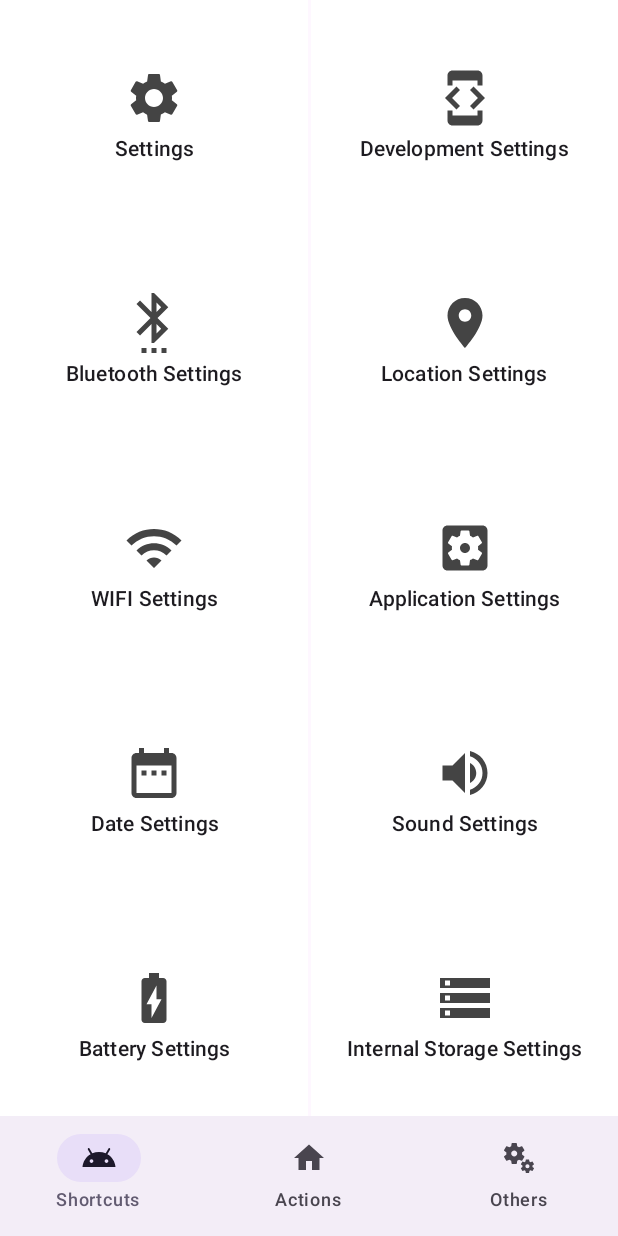
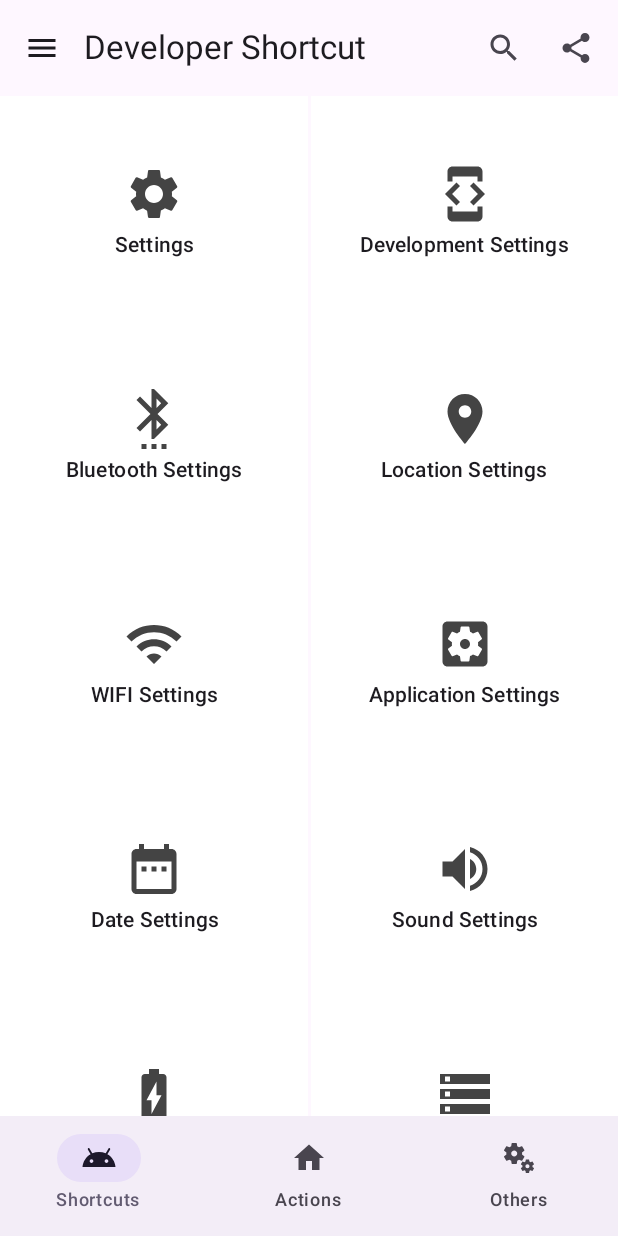
Before and after one commit to CarlosSala/DeveloperShortcuts, an Android app built with Jetpack Compose: the screen it shows after launch (MainActivity), on a phone screen of 412 x 824 dp. Run offline under Robolectric (Android 15) with nearby library versions, the phone set to English and light mode, and no system bars.

Commit message:
se agrega una TopAppBar

```diff
--- a/app/src/main/java/com/example/developershortcut/MainActivity.kt
+++ b/app/src/main/java/com/example/developershortcut/MainActivity.kt
@@ -16,6 +16,7 @@ import com.example.developershortcut.navigation.AppNavigation
 import com.example.developershortcut.navigation.AppScreens
 import com.example.developershortcut.navigation.BottomNavigationBar
 import com.example.developershortcut.navigation.SplashNavigation
+import com.example.developershortcut.navigation.TopAppBarMain
 
 
 class MainActivity : ComponentActivity() {
@@ -35,6 +36,9 @@ fun MainScreen() {
     var selectedScreen by remember { mutableStateOf<AppScreens>(AppScreens.OneScreen) }
 
     Scaffold(
+        topBar = {
+            TopAppBarMain()
+        },
         bottomBar = {
             BottomNavigationBar(selectedScreen) { screen ->
                 selectedScreen = screen
--- /dev/null
+++ b/app/src/main/java/com/example/developershortcut/navigation/TopAppBarMain.kt
@@ -0,0 +1,57 @@
+package com.example.developershortcut.navigation
+
+import androidx.compose.material.icons.Icons
+import androidx.compose.material.icons.filled.Menu
+import androidx.compose.material.icons.filled.Search
+import androidx.compose.material.icons.filled.Share
+import androidx.compose.material3.ExperimentalMaterial3Api
+import androidx.compose.material3.Icon
+import androidx.compose.material3.IconButton
+import androidx.compose.material3.Text
+import androidx.compose.material3.TopAppBar
+import androidx.compose.runtime.Composable
+import androidx.compose.ui.graphics.vector.ImageVector
+import androidx.compose.ui.res.stringResource
+import com.example.developershortcut.R
+
+
+@OptIn(ExperimentalMaterial3Api::class)
+@Composable
+fun TopAppBarMain() {
+
+    TopAppBar(
+        title = {
+            /*        Row {
+                        Text(text = stringResource(id = R.string.app_name))
+                        Spacer(modifier = Modifier.width(16.dp))
+                        Icon(
+                            imageVector = Icons.Default.ElectricBolt,
+                            contentDescription = null
+                        )
+                    }*/
+            Text(text = stringResource(id = R.string.app_name))
+        },
+        navigationIcon = {
+            AppBarAction(Icons.Default.Menu, onClick = {/*TODO*/ })
+        },
+        actions = {
+
+            AppBarAction(Icons.Default.Search, onClick = {/*TODO*/ })
+            AppBarAction(Icons.Default.Share, onClick = {/*TODO*/ })
+        }
+    )
+}
+
+@Composable
+private fun AppBarAction(
+    imageVector: ImageVector,
+    onClick: () -> Unit
+) {
+
+    IconButton(onClick = onClick) {
+        Icon(
+            imageVector = imageVector,
+            contentDescription = null
+        )
+    }
+}
```
